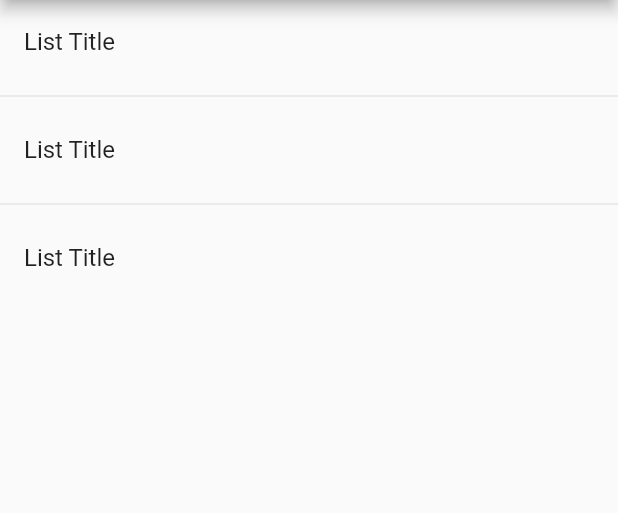
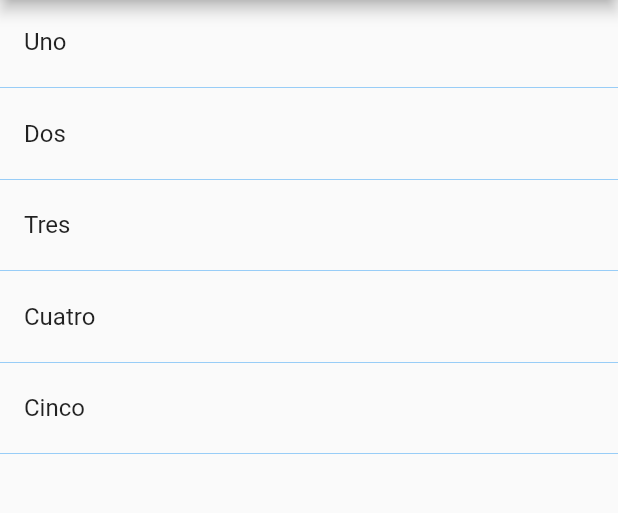
Before and after one commit to ArthurDioses/Component_Flutter_FerHe, a Flutter app: the screen it shows after launch, on a phone screen of 412 x 824 dp, the part 84-597 px from its top. Run offline on Flutter 3.47's test engine with Material 2 defaults, Android fonts, the phone set to English and light mode, and no system bars.

Commit message:
-Create list dinamic with dividers

```diff
--- a/lib/src/pages/home_page_temp.dart
+++ b/lib/src/pages/home_page_temp.dart
@@ -1,27 +1,33 @@
 import 'package:flutter/material.dart';
 
 class HomePageTemp extends StatelessWidget {
+  final opciones = ['Uno', 'Dos', 'Tres', 'Cuatro', 'Cinco'];
+
   @override
   Widget build(BuildContext context) {
     return Scaffold(
       appBar: AppBar(
         title: Text('Componentes Temp'),
       ),
-      body: ListView(
-        children: <Widget>[
-          ListTile(
-            title: Text('List Title'),
-          ),
-          Divider(),
-          ListTile(
-            title: Text('List Title'),
-          ),
-          Divider(),
-          ListTile(
-            title: Text('List Title'),
-          )
-        ],
-      ),
+      body: ListView(children: _crearItems()),
     );
   }
+
+  List<Widget> _crearItems() {
+    List<Widget> lista = <Widget>[];
+    for (String opt in opciones) {
+      final tempWidgte = ListTile(
+        title: Text(opt),
+      );
+      lista
+        ..add(tempWidgte)
+        ..add(Divider(height: 5.0, thickness: 0.3, color: Colors.blue));
+    }
+
+    return lista;
+  }
+
+  List<Widget> _crearItemsCorto() {
+    return [];
+  }
 }
```
